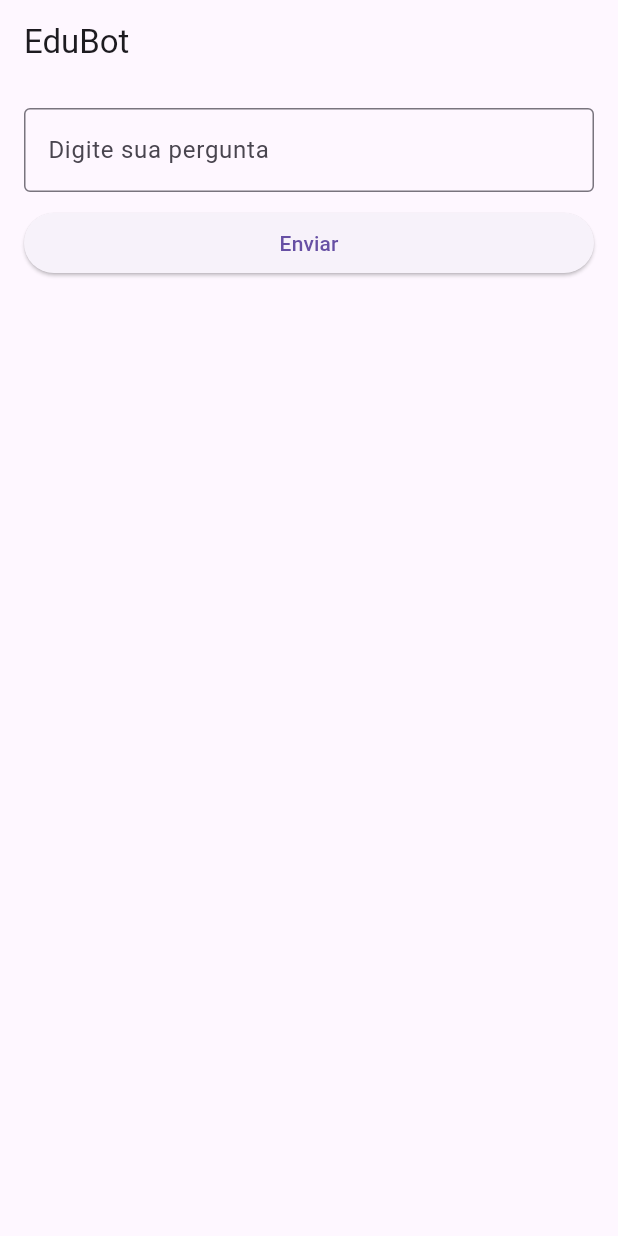
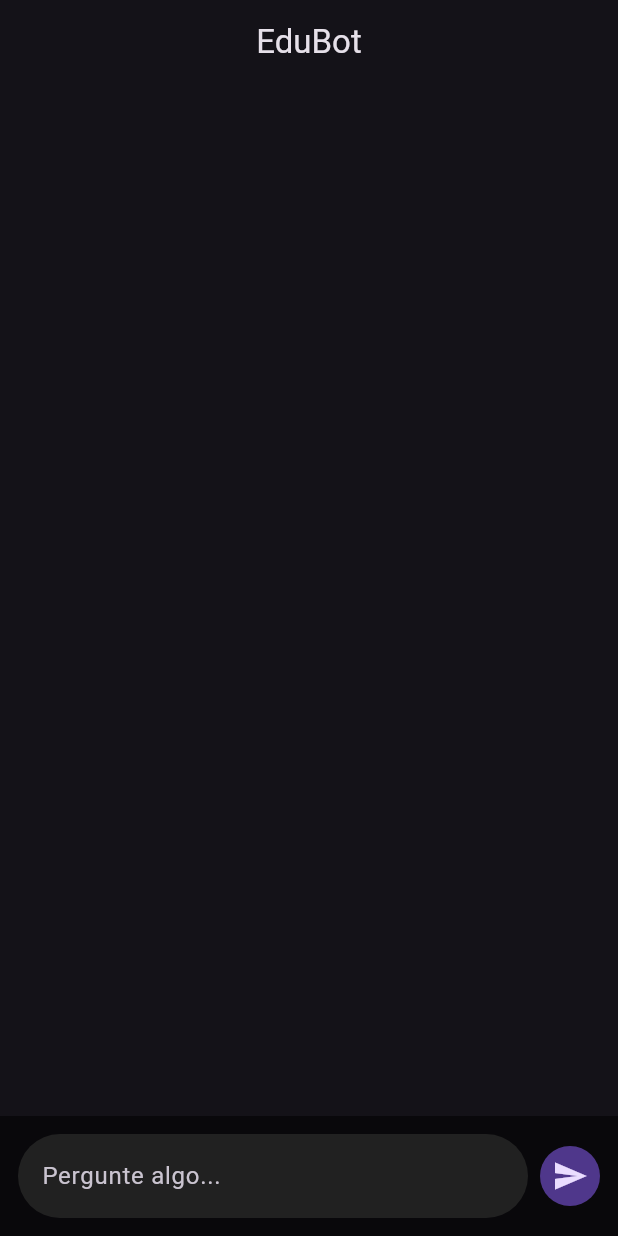
Before and after one commit to profalexresende/flutter_chatbot, a Flutter app: the screen it shows after launch, on a phone screen of 412 x 824 dp. Run offline on Flutter 3.47's test engine with Material 3 defaults, Android fonts, the light colour scheme and no system bars.

Commit message:
aleração do front da aplicação

```diff
--- a/lib/main.dart
+++ b/lib/main.dart
@@ -1,5 +1,4 @@
 import 'package:flutter/material.dart';
-
 import 'services/api_service.dart';
 
 void main() {
@@ -7,88 +6,340 @@ void main() {
 }
 
 class MyApp extends StatelessWidget {
+
   const MyApp({super.key});
 
   @override
   Widget build(BuildContext context) {
-    return MaterialApp(debugShowCheckedModeBanner: false, home: ChatPage());
+
+    return MaterialApp(
+
+      debugShowCheckedModeBanner: false,
+
+      theme: ThemeData.dark(),
+
+      home: ChatPage(),
+    );
   }
 }
 
+
+
 class ChatPage extends StatefulWidget {
-  const ChatPage({super.key});
 
   @override
-  State<ChatPage> createState() => _ChatPageState();
+  State<ChatPage> createState() =>
+      _ChatPageState();
 }
 
-class _ChatPageState extends State<ChatPage> {
-  final TextEditingController controller = TextEditingController();
 
-  String resposta = '';
+
+class _ChatPageState
+    extends State<ChatPage> {
+
+  final TextEditingController controller =
+      TextEditingController();
+
+  final ScrollController scrollController =
+      ScrollController();
 
   bool carregando = false;
 
+
+  List<Map<String,String>>
+  mensagens = [];
+
+
+
   Future<void> enviarMensagem() async {
-    final mensagem = controller.text;
 
-    if (mensagem.isEmpty) return;
+    String texto =
+        controller.text.trim();
+
+    if(texto.isEmpty) return;
+
+
 
     setState(() {
+
+      mensagens.add({
+
+        "autor":"usuario",
+
+        "texto":texto
+      });
+
       carregando = true;
     });
 
-    final respostaApi = await ApiService.enviarMensagem(mensagem);
+
+
+    controller.clear();
+
+    scrollFim();
+
+
+
+    final resposta =
+        await ApiService
+            .enviarMensagem(texto);
+
+
 
     setState(() {
-      resposta = respostaApi;
+
+      mensagens.add({
+
+        "autor":"bot",
+
+        "texto":resposta
+      });
+
       carregando = false;
     });
 
-    controller.clear();
+
+    scrollFim();
   }
 
+
+
+  void scrollFim(){
+
+    Future.delayed(
+        const Duration(milliseconds:200),
+
+            (){
+
+          scrollController.animateTo(
+
+            scrollController
+                .position
+                .maxScrollExtent,
+
+            duration:
+            const Duration(
+                milliseconds:300),
+
+            curve:
+            Curves.easeOut,
+          );
+        });
+  }
+
+
+
   @override
-  Widget build(BuildContext context) {
+  Widget build(BuildContext context){
+
     return Scaffold(
-      appBar: AppBar(title: const Text('EduBot')),
 
-      body: SingleChildScrollView(
-        child: Padding(
-          padding: const EdgeInsets.all(16),
+      appBar: AppBar(
 
-          child: Column(
-            children: [
-              TextField(
-                controller: controller,
+        title:
+        const Text("EduBot"),
 
-                decoration: const InputDecoration(
-                  hintText: 'Digite sua pergunta',
-                  border: OutlineInputBorder(),
+        centerTitle:true,
+      ),
+
+
+
+      body: Column(
+
+        children:[
+
+
+          Expanded(
+
+            child:
+            ListView.builder(
+
+              controller:
+              scrollController,
+
+              itemCount:
+              mensagens.length,
+
+              itemBuilder:
+                  (context,index){
+
+                final mensagem =
+                mensagens[index];
+
+                bool usuario =
+
+                    mensagem["autor"]
+                    =="usuario";
+
+
+
+                return Align(
+
+                  alignment:
+
+                  usuario
+
+                      ? Alignment
+                      .centerRight
+
+                      : Alignment
+                      .centerLeft,
+
+
+                  child: Container(
+
+                    margin:
+                    const EdgeInsets
+                        .symmetric(
+
+                        horizontal:12,
+
+                        vertical:6),
+
+                    padding:
+                    const EdgeInsets
+                        .all(14),
+
+                    constraints:
+
+                    BoxConstraints(
+
+                      maxWidth:
+
+                      MediaQuery.of(
+                          context)
+
+                          .size
+
+                          .width
+                          *0.75,
+                    ),
+
+                    decoration:
+
+                    BoxDecoration(
+
+                      color:
+
+                      usuario
+
+                          ? Colors.blue
+
+                          : Colors
+                          .grey[850],
+
+                      borderRadius:
+
+                      BorderRadius
+                          .circular(16),
+                    ),
+
+
+                    child:
+
+                    SelectableText(
+
+                      mensagem["texto"]!,
+
+                      style:
+                      const TextStyle(
+
+                          fontSize:16),
+                    ),
+                  ),
+                );
+              },
+            ),
+          ),
+
+
+
+          if(carregando)
+
+            const Padding(
+
+              padding:
+              EdgeInsets.all(8),
+
+              child:
+              CircularProgressIndicator(),
+            ),
+
+
+
+          Container(
+
+            padding:
+            const EdgeInsets
+                .all(12),
+
+            color:
+            Colors.black54,
+
+            child: Row(
+
+              children:[
+
+                Expanded(
+
+                  child:
+
+                  TextField(
+
+                    controller:
+                    controller,
+
+                    decoration:
+
+                    InputDecoration(
+
+                      hintText:
+                      "Pergunte algo...",
+
+                      filled:true,
+
+                      fillColor:
+                      Colors.grey[900],
+
+                      border:
+
+                      OutlineInputBorder(
+
+                        borderRadius:
+
+                        BorderRadius
+                            .circular(30),
+
+                        borderSide:
+                        BorderSide.none,
+                      ),
+                    ),
+                  ),
                 ),
-              ),
 
-              const SizedBox(height: 10),
 
-              SizedBox(
-                width: double.infinity,
+                const SizedBox(width:8),
 
-                child: ElevatedButton(
-                  onPressed: enviarMensagem,
 
-                  child: const Text('Enviar'),
-                ),
-              ),
 
-              const SizedBox(height: 20),
+                CircleAvatar(
 
-              if (carregando) const CircularProgressIndicator(),
+                  child:
 
-              if (!carregando)
-                SelectableText(resposta, style: const TextStyle(fontSize: 12)),
-            ],
-          ),
-        ),
+                  IconButton(
+
+                    onPressed:
+                    enviarMensagem,
+
+                    icon:
+                    const Icon(
+                        Icons.send),
+                  ),
+                )
+              ],
+            ),
+          )
+        ],
       ),
     );
   }
```
Also changed, not shown: pubspec.lock.
